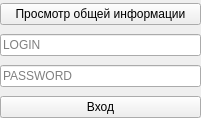
Before: the Qt Designer form client/gui/ui/auth_window.ui in Banifest/HospitalDB, drawn with Qt 5.
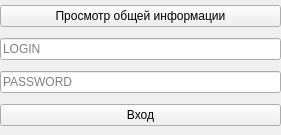
After: the same form once the commit is applied. Icons and pictures are not drawn.

Patch:
```diff
--- a/client/gui/ui/auth_window.ui
+++ b/client/gui/ui/auth_window.ui
@@ -6,8 +6,8 @@
    <rect>
     <x>0</x>
     <y>0</y>
-    <width>201</width>
-    <height>118</height>
+       <width>281</width>
+       <height>135</height>
    </rect>
   </property>
      <property name="sizePolicy">
@@ -30,8 +30,8 @@
      <rect>
       <x>0</x>
       <y>0</y>
-      <width>201</width>
-      <height>121</height>
+         <width>281</width>
+         <height>131</height>
      </rect>
     </property>
     <layout class="QGridLayout" name="gridLayout">
```
Left out of the diff: 4 changed lines with no effect on the pictures.
